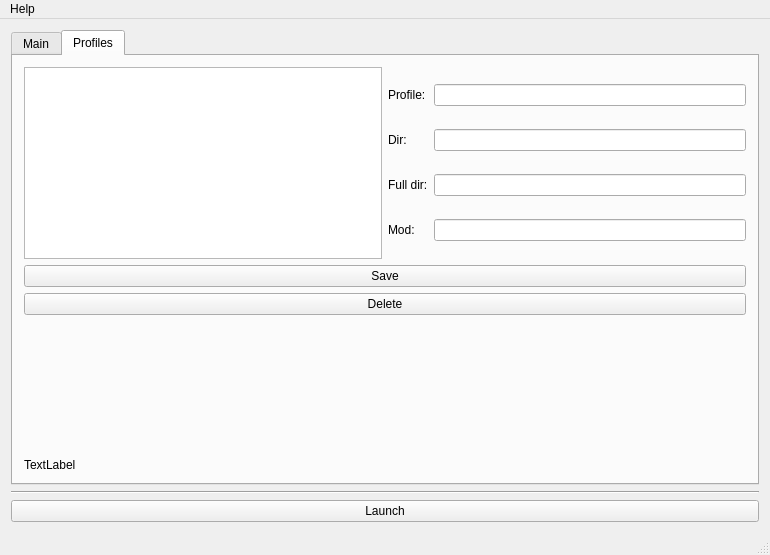
The window that forms/mainwindow.ui (sago007/oa_launch) describes before a commit, drawn with Qt 5.
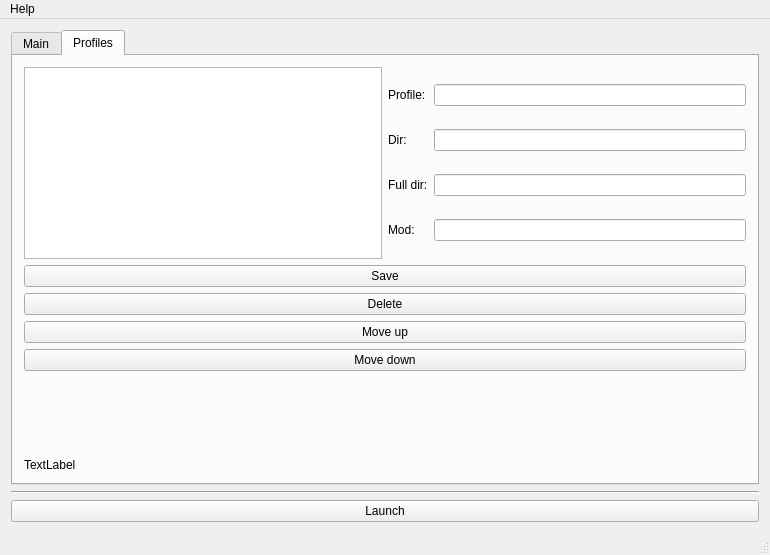
The same window after the commit. The open tabs and pages were chosen to show the change. Icons and pictures are not drawn.

Commit message: Add "Move up" and "Move down" buttons

What changed in the file:
```diff
--- a/forms/mainwindow.ui
+++ b/forms/mainwindow.ui
@@ -174,6 +174,20 @@
               </property>
              </widget>
             </item>
+            <item>
+             <widget class="QPushButton" name="pushButtonUp">
+              <property name="text">
+               <string>Move up</string>
+              </property>
+             </widget>
+            </item>
+            <item>
+             <widget class="QPushButton" name="pushButtonDown">
+              <property name="text">
+               <string>Move down</string>
+              </property>
+             </widget>
+            </item>
             <item>
              <spacer name="verticalSpacer">
               <property name="orientation">
```
Left out of the diff: 2 changed lines with no effect on the pictures. The commit also changes 4 other files.
